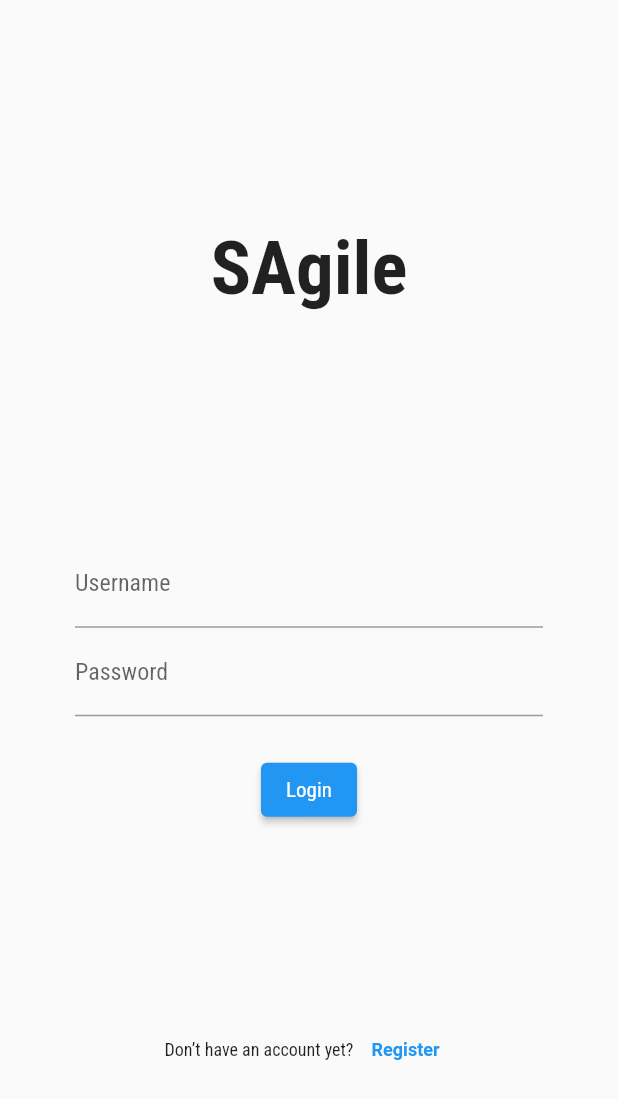
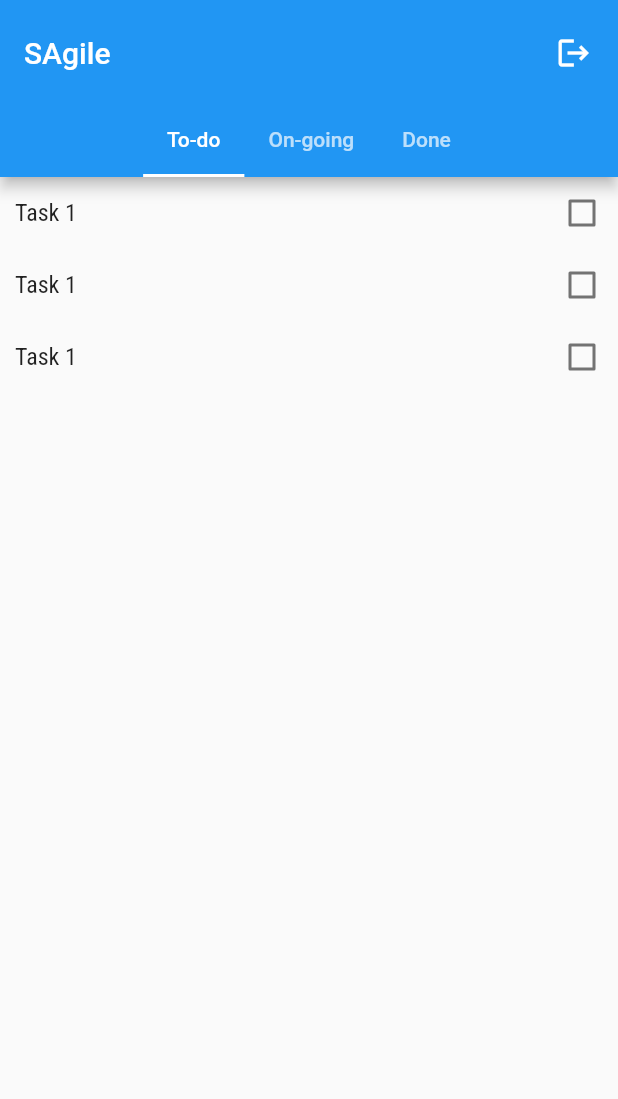
Before and after one commit to manzajp/sagile-mobile-main, a Flutter app: the screen it shows after launch, on a phone screen of 412 x 824 dp. Shown: the top 1099 px of the screen. Run offline on Flutter 3.47's test engine with Material 2 defaults, Android fonts, the phone set to English and light mode, and no system bars; our stand-ins replace flutter_datetime_picker, google_fonts.

Commit message:
modified view task application

```diff
--- a/lib/main.dart
+++ b/lib/main.dart
@@ -2,14 +2,17 @@ import 'package:flutter/material.dart';
 import 'package:sagile_mobile_main/pages/create_task_application.dart';
 import 'package:sagile_mobile_main/pages/login_application.dart';
 import 'package:sagile_mobile_main/pages/register_application.dart';
+import 'package:sagile_mobile_main/pages/view_task_application.dart';
 
 Widget loginPage = const LoginWidget();
 Widget registerPage = const RegisterWidget();
 Widget taskcreatePage = const TaskCreateWidget();
+Widget taskviewPage = const TaskViewWidget();
 
-Widget homePage = loginPage;
+// Widget homePage = loginPage;
 // Widget homePage = registerPage;
 // Widget homePage = taskcreatePage;
+Widget homePage = taskviewPage;
 
 void main() {
   runApp(const SAgile());
--- /dev/null
+++ b/lib/pages/view_task_application.dart
@@ -0,0 +1,201 @@
+import 'package:flutter/material.dart';
+import 'package:google_fonts/google_fonts.dart';
+
+class TaskViewWidget extends StatefulWidget {
+  const TaskViewWidget({Key? key}) : super(key: key);
+  @override
+  _TaskViewWidgetState createState() => _TaskViewWidgetState();
+}
+
+class _TaskViewWidgetState extends State<TaskViewWidget>
+    with SingleTickerProviderStateMixin {
+  bool task1Check = false;
+  bool task2Check = false;
+  bool task3Check = false;
+  static const List<Tab> tabs = <Tab>[
+    Tab(text: 'To-do'),
+    Tab(text: 'On-going'),
+    Tab(text: 'Done'),
+  ];
+
+  late TabController _tabController;
+
+  @override
+  void initState() {
+    super.initState();
+    _tabController = TabController(vsync: this, length: tabs.length);
+  }
+
+  @override
+  void dispose() {
+    _tabController.dispose();
+    super.dispose();
+  }
+
+  @override
+  Widget build(BuildContext context) {
+    return Scaffold(
+      appBar: AppBar(
+        toolbarHeight: 70,
+        title: const Text('SAgile'),
+        actions: [
+          ElevatedButton(
+              style: ElevatedButton.styleFrom(
+                shape: const CircleBorder(),
+                elevation: 0,
+              ),
+              onPressed: () {},
+              child: const Padding(
+                padding: EdgeInsets.only(left: 5),
+                child: Icon(
+                  Icons.logout,
+                  color: Colors.white,
+                ),
+              )),
+        ],
+        bottom: TabBar(
+          controller: _tabController,
+          tabs: tabs,
+          isScrollable: true,
+        ),
+      ),
+      body: TabBarView(
+        controller: _tabController,
+        children: [
+          Column(
+            children: [
+              Row(
+                mainAxisAlignment: MainAxisAlignment.spaceBetween,
+                children: [
+                  Padding(
+                    padding: const EdgeInsets.only(left: 10),
+                    child: Text(
+                      "Task 1",
+                      style: GoogleFonts.robotoCondensed(
+                          fontSize: 16.0, fontWeight: FontWeight.normal),
+                    ),
+                  ),
+                  Checkbox(
+                      value: task1Check,
+                      onChanged: (value) {
+                        setState(() {
+                          task1Check = value!;
+                        });
+                      }),
+                ],
+              ),
+              Row(
+                mainAxisAlignment: MainAxisAlignment.spaceBetween,
+                children: [
+                  Padding(
+                    padding: const EdgeInsets.only(left: 10),
+                    child: Text(
+                      "Task 1",
+                      style: GoogleFonts.robotoCondensed(
+                          fontSize: 16.0, fontWeight: FontWeight.normal),
+                    ),
+                  ),
+                  Checkbox(
+                      value: task1Check,
+                      onChanged: (value) {
+                        setState(() {
+                          task1Check = value!;
+                        });
+                      }),
+                ],
+              ),
+              Row(
+                mainAxisAlignment: MainAxisAlignment.spaceBetween,
+                children: [
+                  Padding(
+                    padding: const EdgeInsets.only(left: 10),
+                    child: Text(
+                      "Task 1",
+                      style: GoogleFonts.robotoCondensed(
+                          fontSize: 16.0, fontWeight: FontWeight.normal),
+                    ),
+                  ),
+                  Checkbox(
+                      value: task1Check,
+                      onChanged: (value) {
+                        setState(() {
+                          task1Check = value!;
+                        });
+                      }),
+                ],
+              ),
+            ],
+          ),
+          Column(
+            children: [
+              Row(
+                mainAxisAlignment: MainAxisAlignment.spaceBetween,
+                children: [
+                  Padding(
+                    padding: const EdgeInsets.only(left: 10),
+                    child: Text(
+                      "Task 2",
+                      style: GoogleFonts.robotoCondensed(
+                          fontSize: 16.0, fontWeight: FontWeight.normal),
+                    ),
+                  ),
+                  Checkbox(
+                      value: task2Check,
+                      onChanged: (value) {
+                        setState(() {
+                          task2Check = value!;
+                        });
+                      }),
+                ],
+              ),
+              Row(
+                mainAxisAlignment: MainAxisAlignment.spaceBetween,
+                children: [
+                  Padding(
+                    padding: const EdgeInsets.only(left: 10),
+                    child: Text(
+                      "Task 2",
+                      style: GoogleFonts.robotoCondensed(
+                          fontSize: 16.0, fontWeight: FontWeight.normal),
+                    ),
+                  ),
+                  Checkbox(
+                      value: task2Check,
+                      onChanged: (value) {
+                        setState(() {
+                          task2Check = value!;
+                        });
+                      }),
+                ],
+              ),
+            ],
+          ),
+          Column(
+            children: [
+              Row(
+                mainAxisAlignment: MainAxisAlignment.spaceBetween,
+                children: [
+                  Padding(
+                    padding: const EdgeInsets.only(left: 10),
+                    child: Text(
+                      "Task 1",
+                      style: GoogleFonts.robotoCondensed(
+                          fontSize: 16.0, fontWeight: FontWeight.normal),
+                    ),
+                  ),
+                  Checkbox(
+                      value: task3Check,
+                      onChanged: (value) {
+                        setState(() {
+                          task3Check = value!;
+                        });
+                      }),
+                ],
+              ),
+            ],
+          ),
+        ],
+      ),
+    );
+  }
+}
```
Also changed, not shown: lib/pages/view_task.dart (deleted, +0 -124 lines).
